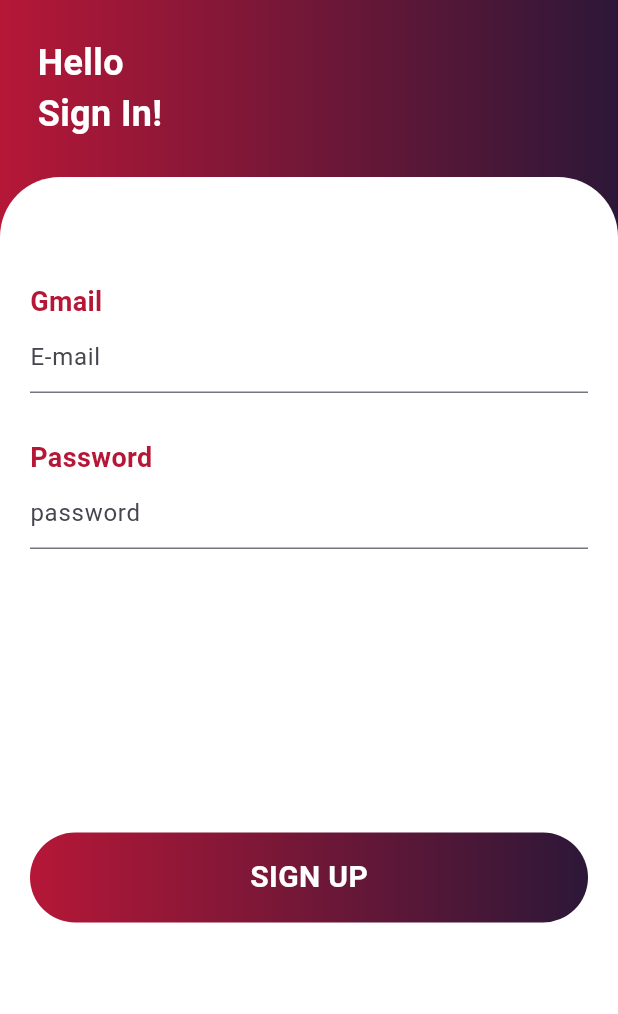
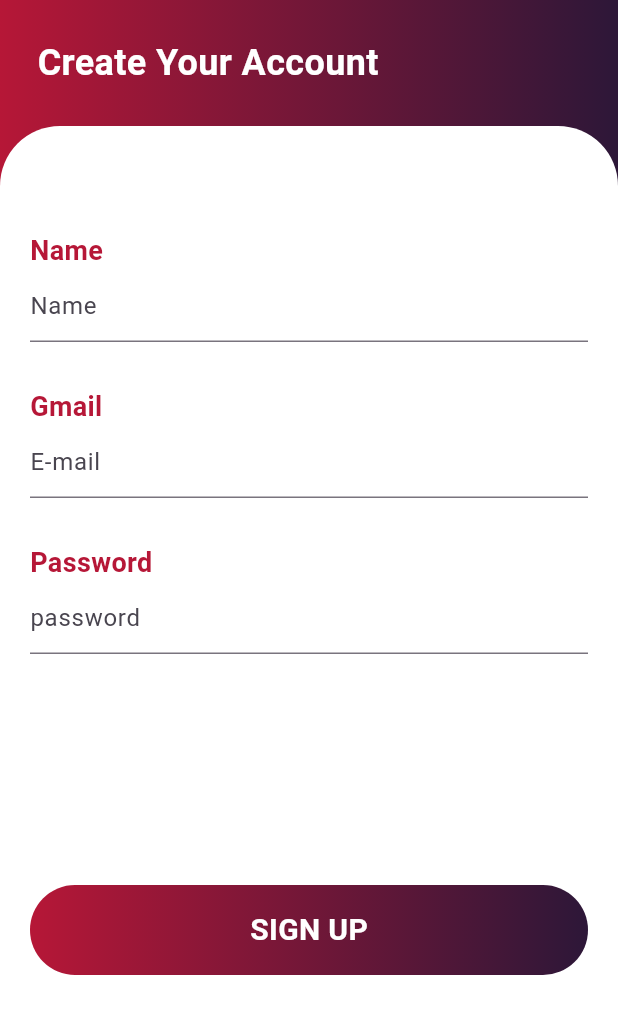
Before and after one commit to Mirzaazmath/flutter_localization_example, a Flutter app: the screen it shows after launch, on a phone screen of 412 x 824 dp. Shown: the top 1014 px of the screen. Run offline on Flutter 3.47's test engine with Material 3 defaults, Android fonts, the phone set to English and light mode, and no system bars; our stand-ins replace shared_preferences; generated files the repository leaves out were written again.

Commit message:
added register screen

```diff
--- a/lib/main.dart
+++ b/lib/main.dart
@@ -4,6 +4,7 @@ import 'package:flutter_localizations/flutter_localizations.dart';
 import 'package:flutter_gen/gen_l10n/app_localizations.dart';
 import 'package:flutter_locallization_example/screens/login_screen.dart';
 import 'package:flutter_locallization_example/screens/onboard_screen.dart';
+import 'package:flutter_locallization_example/screens/register_screen.dart';
 import 'package:provider/provider.dart';
 import 'package:shared_preferences/shared_preferences.dart';
 
@@ -48,7 +49,7 @@ class MyApp extends StatelessWidget {
               GlobalWidgetsLocalizations.delegate,
             ],
             supportedLocales: [Locale('en'), Locale('es')],
-            home: LoginScreen(),
+            home: RegisterScreen(),
           );
         },
       ),
--- a/lib/screens/login_screen.dart
+++ b/lib/screens/register_screen.dart
@@ -1,11 +1,10 @@
 import 'package:flutter/material.dart';
-
-class LoginScreen extends StatelessWidget {
-  const LoginScreen({super.key});
+class RegisterScreen extends StatelessWidget {
+  const RegisterScreen({super.key});
 
   @override
   Widget build(BuildContext context) {
-    return  Container(
+    return Container(
       decoration: BoxDecoration(
         gradient: LinearGradient(
           colors: [Theme.of(context).primaryColor, Theme.of(context).primaryColorDark],
@@ -22,7 +21,7 @@ class LoginScreen extends StatelessWidget {
               Padding(
                 padding: const EdgeInsets.all(25),
                 child: Text(
-                  "Hello\nSign In!",
+                  "Create Your Account",
                   style: TextStyle(
                     color: Colors.white,
                     fontWeight: FontWeight.bold,
@@ -42,10 +41,18 @@ class LoginScreen extends StatelessWidget {
                   crossAxisAlignment: CrossAxisAlignment.start,
                   children: [
                     SizedBox(height: 50,),
+                    Text("Name",style: TextStyle(color: Theme.of(context).primaryColor,fontWeight: FontWeight.w600,fontSize: 18),),
+                    TextFormField(
+                      decoration: InputDecoration(
+                          hintText: "Name"
+
+                      ),
+                    ),
+                    SizedBox(height: 30,),
                     Text("Gmail",style: TextStyle(color: Theme.of(context).primaryColor,fontWeight: FontWeight.w600,fontSize: 18),),
                     TextFormField(
                       decoration: InputDecoration(
-                        hintText: "E-mail"
+                          hintText: "E-mail"
 
                       ),
                     ),
```
